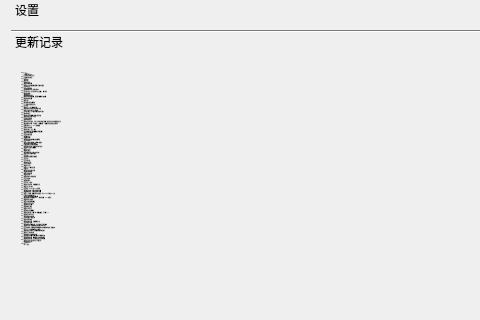
First picture: the form in source/ui/MoreUi.ui, repository ChiyukiGana/Quickinput, before the edit; both pictures show x 0 to 480 and y 172 to 492 of the 800 by 790 pixel window.
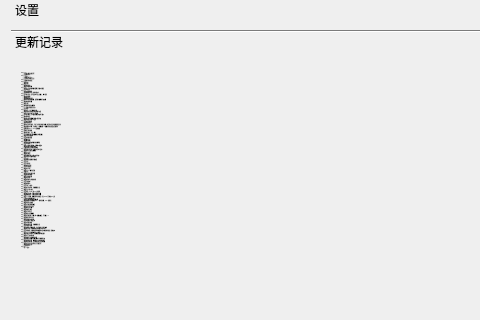
Second picture: the form after the edit. The open tabs and pages were chosen to show the change. Icons and pictures are not drawn.

Patch:
```diff
--- a/source/ui/MoreUi.ui
+++ b/source/ui/MoreUi.ui
@@ -940,7 +940,7 @@
            <x>0</x>
            <y>0</y>
            <width>761</width>
-           <height>2951</height>
+           <height>3002</height>
           </rect>
          </property>
          <attribute name="label">
@@ -979,7 +979,10 @@
              </font>
             </property>
             <property name="text">
-             <string>2024-9-14
+             <string>2024-9-20
+　　1：修复窗口模式加载异常
+　　2：窗口拖动优化
+2024-9-14
 　　1：UI更改
 　　2：增加提示框自定义
 　　3：优化在前台时禁止启用
```
